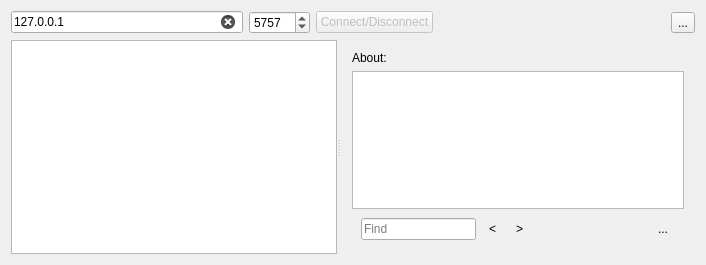
Qt form mainwindow.ui (KTS-Intek/dbgextreader-app) before a commit.
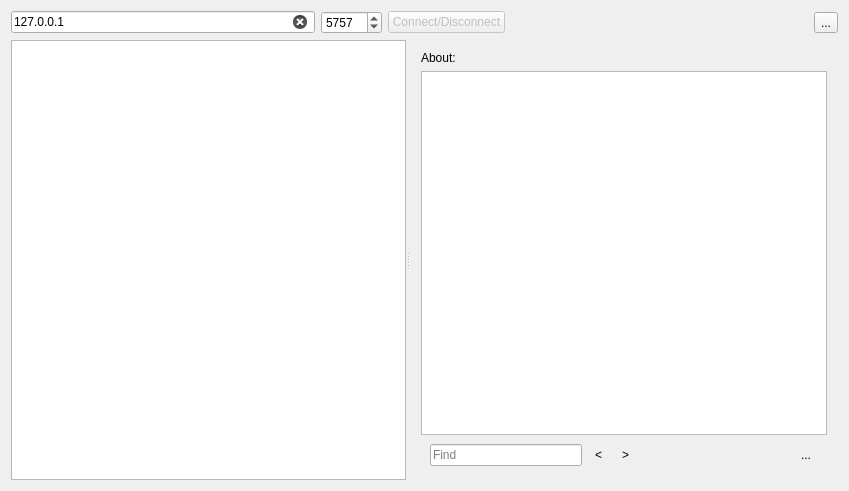
The same form after that commit. Icons and pictures are not drawn.

The edit to the form file:
```diff
--- a/mainwindow.ui
+++ b/mainwindow.ui
@@ -6,8 +6,8 @@
    <rect>
     <x>0</x>
     <y>0</y>
-    <width>706</width>
-    <height>265</height>
+    <width>849</width>
+    <height>491</height>
    </rect>
   </property>
   <property name="windowTitle">
@@ -84,7 +84,7 @@
        <enum>Qt::Horizontal</enum>
       </property>
       <widget class="QListView" name="listView"/>
-      <widget class="QWidget" name="">
+      <widget class="QWidget" name="layoutWidget">
        <layout class="QVBoxLayout" name="verticalLayout">
         <item>
          <widget class="QLabel" name="lblAboutApp">
```
Left out of the diff: 28 changed lines with no effect on the pictures.
